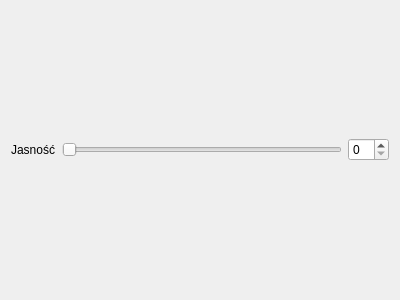
Before: the Qt Designer form view/brightness_picker_widget.ui in JakubJakacki18/PythonPaint, drawn with Qt 5.
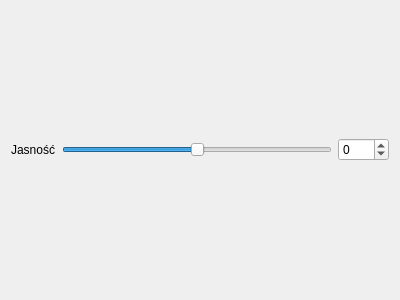
After: the same form once the commit is applied.

Commit message: Image brightness can be changed

Diff of the .ui file:
```diff
--- a/view/brightness_picker_widget.ui
+++ b/view/brightness_picker_widget.ui
@@ -22,14 +22,27 @@
     </widget>
    </item>
    <item>
-    <widget class="QSlider" name="bRgbSlider">
+    <widget class="QSlider" name="brightnessSlider">
+     <property name="minimum">
+      <number>-255</number>
+     </property>
+     <property name="maximum">
+      <number>255</number>
+     </property>
      <property name="orientation">
       <enum>Qt::Orientation::Horizontal</enum>
      </property>
     </widget>
    </item>
    <item>
-    <widget class="QSpinBox" name="bRgbSpinBox"/>
+    <widget class="QSpinBox" name="brightnessSpinBox">
+     <property name="minimum">
+      <number>-255</number>
+     </property>
+     <property name="maximum">
+      <number>255</number>
+     </property>
+    </widget>
    </item>
   </layout>
  </widget>
```
Left out of the diff: 37 changed lines with no effect on the pictures. The commit also changes 2 other files.
